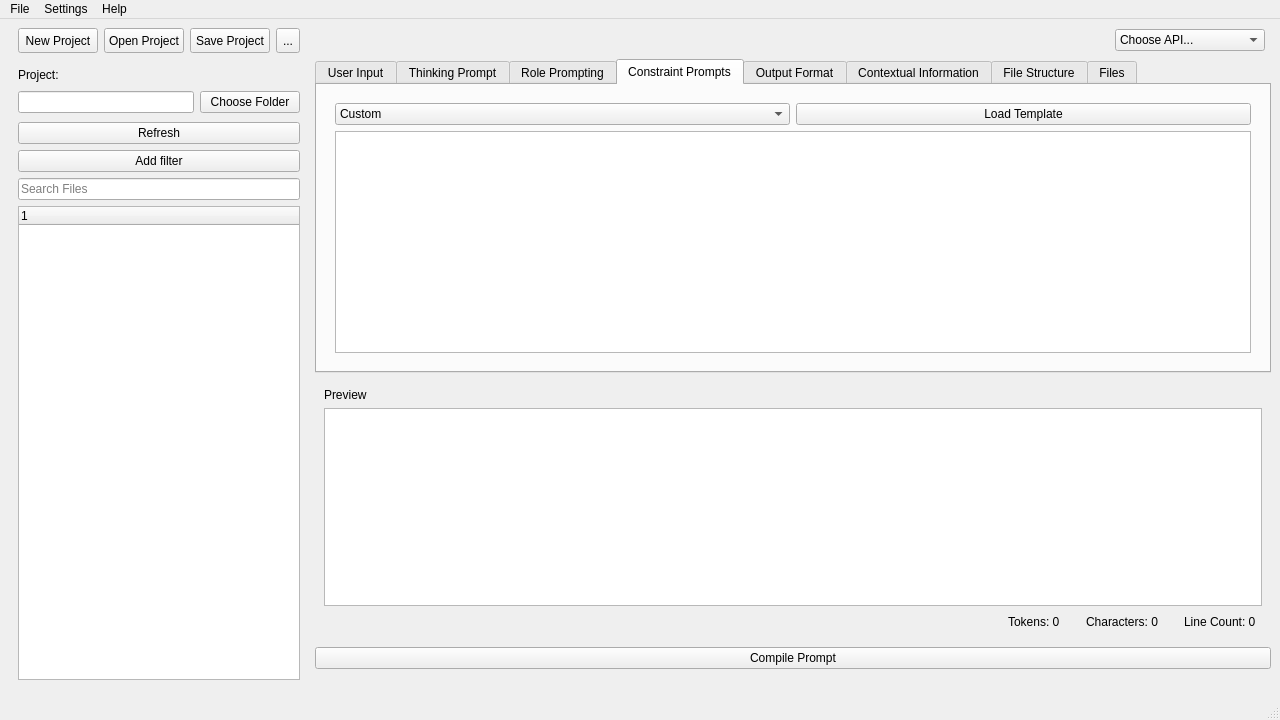
Old version of the form ui/ui_main_window.ui in the repository carboni123/IsolatePromptComposer.
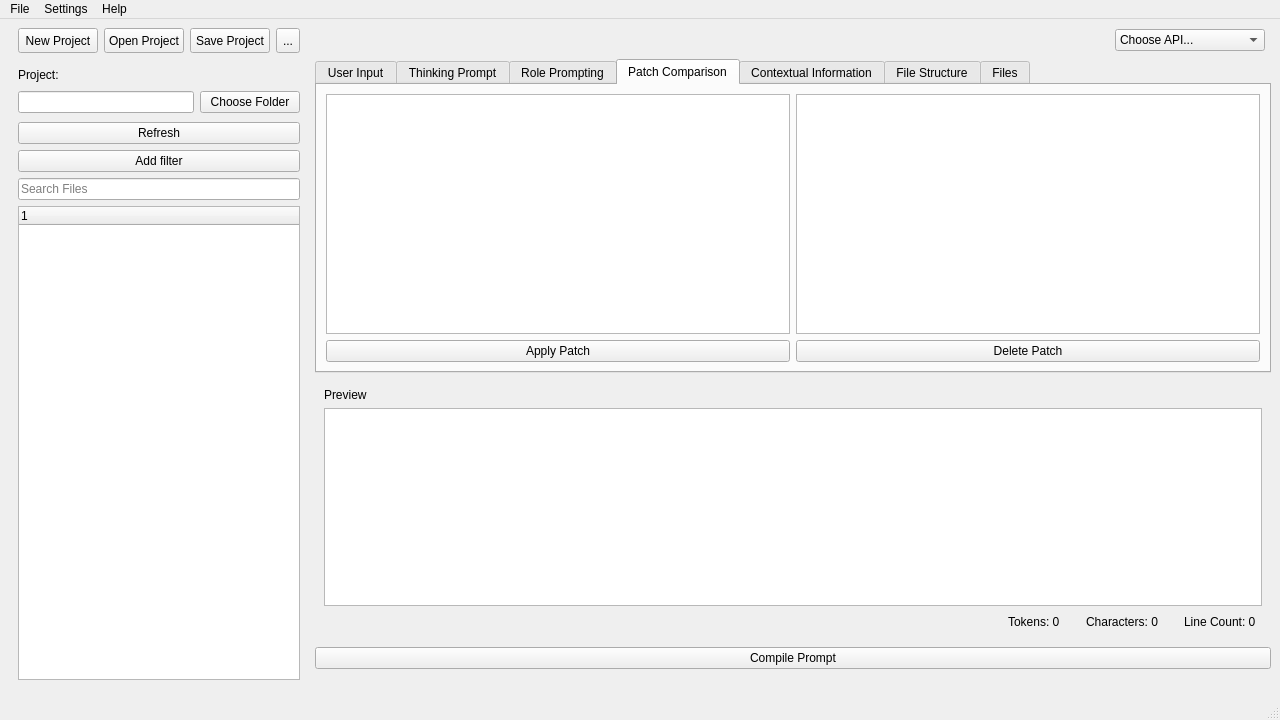
New version of the form. The open tabs and pages were chosen to show the change.

Commit message:
add patch comparison
rm constraint prompt. not necessary after thinking. can be input along with user prompt
rm structured prompt, at the time i created it, there was no possibility of requesting a validated pydantic model through the api (for example). outdated

```diff
--- a/ui/ui_main_window.ui
+++ b/ui/ui_main_window.ui
@@ -439,87 +439,38 @@
             </item>
            </layout>
           </widget>
-          <widget class="QWidget" name="tab_3">
+         <widget class="QWidget" name="patch_tab">
            <attribute name="title">
-            <string>Constraint Prompts</string>
-           </attribute>
-           <layout class="QVBoxLayout" name="verticalLayout_2">
+           <string>Patch Comparison</string>
+          </attribute>
+          <layout class="QHBoxLayout" name="horizontalLayout_patch">
             <item>
-             <widget class="QWidget" name="widget_5" native="true">
-              <layout class="QVBoxLayout" name="verticalLayout_15">
+            <layout class="QVBoxLayout" name="verticalLayout_patch_input">
                <item>
-                <layout class="QHBoxLayout" name="horizontalLayout_9">
-                 <item>
-                  <widget class="QComboBox" name="cb_tab3_load_example">
-                   <property name="currentText">
-                    <string>Custom</string>
-                   </property>
-                   <property name="maxVisibleItems">
-                    <number>12</number>
-                   </property>
-                   <item>
-                    <property name="text">
-                     <string>Custom</string>
-                    </property>
-                   </item>
-                  </widget>
-                 </item>
+              <widget class="QPlainTextEdit" name="patch_input"/>
+             </item>
                  <item>
-                  <widget class="QPushButton" name="pb_tab3_load_example">
+              <widget class="QPushButton" name="pb_add_patch">
                    <property name="text">
-                    <string>Load Template</string>
+                <string>Apply Patch</string>
                    </property>
                   </widget>
                  </item>
                 </layout>
                </item>
                <item>
-                <widget class="QPlainTextEdit" name="tedit_tab3"/>
-               </item>
-              </layout>
-             </widget>
-            </item>
-           </layout>
-          </widget>
-          <widget class="QWidget" name="_tab_output">
-           <attribute name="title">
-            <string>Output Format</string>
-           </attribute>
-           <layout class="QVBoxLayout" name="verticalLayout_18">
+            <layout class="QVBoxLayout" name="verticalLayout_patch_list">
             <item>
-             <widget class="QWidget" name="widget_9" native="true">
-              <layout class="QVBoxLayout" name="verticalLayout_16">
-               <item>
-                <layout class="QHBoxLayout" name="horizontalLayout_10">
-                 <item>
-                  <widget class="QComboBox" name="cb_tab_output_load_example">
-                   <property name="currentText">
-                    <string>Custom</string>
-                   </property>
-                   <property name="maxVisibleItems">
-                    <number>12</number>
-                   </property>
-                   <item>
-                    <property name="text">
-                     <string>Custom</string>
-                    </property>
-                   </item>
-                  </widget>
-                 </item>
+              <widget class="QListWidget" name="patch_list"/>
+             </item>
                  <item>
-                  <widget class="QPushButton" name="pb_tab_output_load_example">
+              <widget class="QPushButton" name="pb_remove_patch">
                    <property name="text">
-                    <string>Load Template</string>
+                <string>Delete Patch</string>
                    </property>
                   </widget>
                  </item>
                 </layout>
-               </item>
-               <item>
-                <widget class="QPlainTextEdit" name="output_format_textedit"/>
-               </item>
-              </layout>
-             </widget>
             </item>
            </layout>
           </widget>
```
Lines whose indentation alone changed are shown as unchanged. The commit also changes 3 other files.
